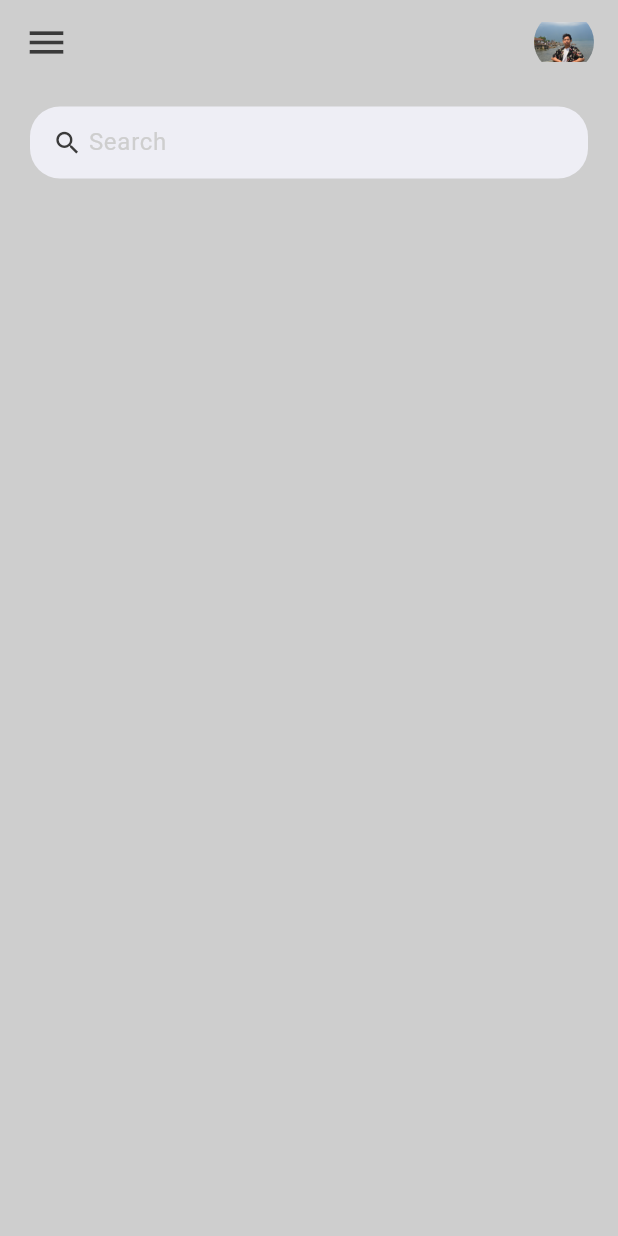
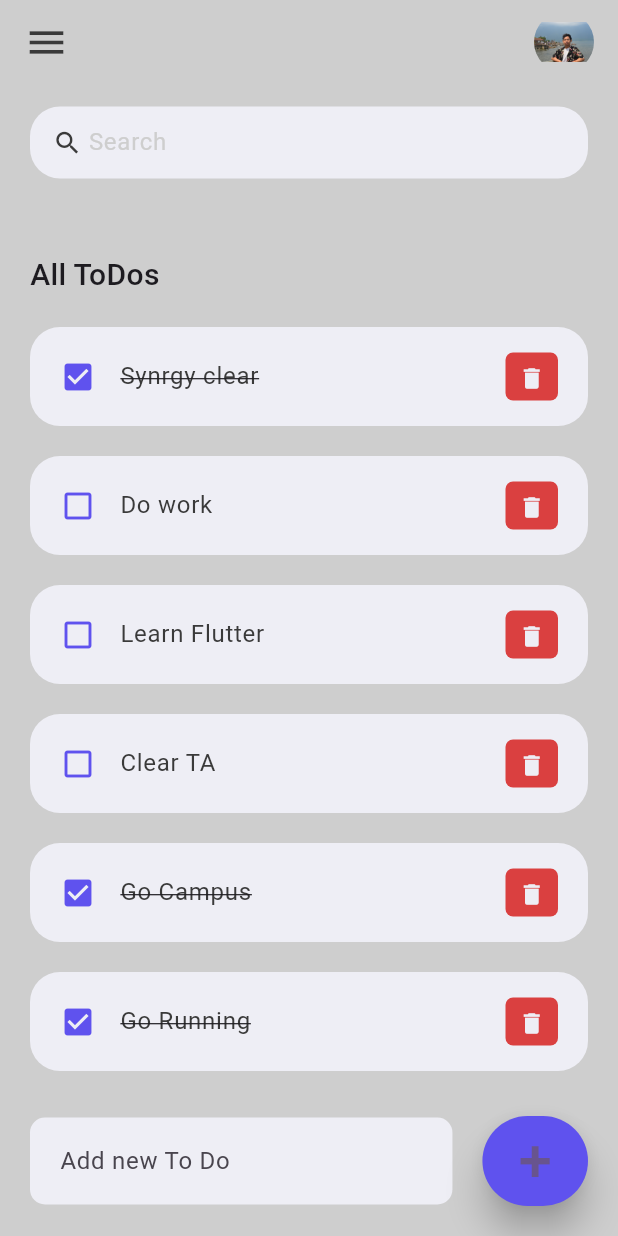
Before and after one commit to AkhasaDyst/ToDoAppFlutter, a Flutter app: the screen it shows after launch, on a phone screen of 412 x 824 dp. Run offline on Flutter 3.47's test engine with Material 3 defaults, Android fonts, the phone set to English and light mode, and no system bars.

Commit message:
finishing ToDoApp using Flutter, can add, delete, search

```diff
--- /dev/null
+++ b/lib/model/todo.dart
@@ -0,0 +1,25 @@
+class Todo {
+  String? id;
+  String? todoText;
+  bool isDone;
+
+  Todo({
+    required this.id,
+    required this.todoText,
+    this.isDone = false,
+  });
+
+  static List<Todo> todolist(){
+    return [
+      Todo(id: '01', todoText: 'Go Running', isDone: true),
+      Todo(id: '02', todoText: 'Go Campus', isDone: true),
+      Todo(id: '03', todoText: 'Clear TA'),
+      Todo(id: '04', todoText: 'Learn Flutter'),
+      Todo(id: '05', todoText: 'Do work'),
+      Todo(id: '06', todoText: 'Synrgy clear', isDone: true),
+    ];
+  }
+
+
+
+}
--- a/lib/view/home.dart
+++ b/lib/view/home.dart
@@ -1,9 +1,27 @@
 import 'package:flutter/cupertino.dart';
 import 'package:todo_app_flutter/constants/colors.dart';
 import 'package:flutter/material.dart';
+import 'package:todo_app_flutter/widgets/todo_item.dart';
+import '../model/todo.dart';
 
-class Home extends StatelessWidget {
+class Home extends StatefulWidget {
+
   const Home({super.key});
+
+  @override
+  State<Home> createState() => _HomeState();
+}
+
+class _HomeState extends State<Home> {
+  final todoLists = Todo.todolist();
+  List<Todo> _foundTodo = [];
+  final _todoController = TextEditingController();
+
+  @override
+  void initState() {
+    _foundTodo = todoLists;
+    super.initState();
+  }
 
   // This widget is the root of your application.
   @override
@@ -11,15 +29,125 @@ class Home extends StatelessWidget {
     return Scaffold(
       backgroundColor: crGrey,
       appBar: _buildAppBar(),
-      body: Container(
+      body: Stack(
+        children: [
+          Container(
             padding: EdgeInsets.symmetric(horizontal: 20, vertical: 15),
             child: Column(
               children: [
-            searchBox()
+                searchBox(),
+                Expanded(
+                  child: ListView(
+                    children: [
+                      Container(
+                        margin: EdgeInsets.only(top: 50,bottom: 20),
+                        child: Text('All ToDos', style: TextStyle(
+                          fontSize: 20,
+                          fontWeight: FontWeight.w500,
+                        ),),
+                      ),
+                      for (Todo todoo in _foundTodo.reversed)
+                        TodoItem(
+                          todo: todoo,
+                          onTodoChange: _handleTodoChange,
+                          onDeleteItem: _deleteTodoItem,
+                        ),
                     ],
                   ),
                 ),
+              ],
+            ),
+          ),
+          Align(
+            alignment: Alignment.bottomCenter,
+            child: Row(
+              children: [
+                Expanded(child: Container(margin: EdgeInsets.only(
+                    bottom: 20,
+                    right: 20,
+                    left: 20
+                  ),
+                  padding: EdgeInsets.symmetric(horizontal: 20, vertical: 5),
+                  decoration: BoxDecoration(
+                    color: crWhite,
+                    boxShadow: const [BoxShadow(
+                      color: crGrey,
+                      offset: Offset(0.0, 0.0),
+                      blurRadius: 10.0,
+                      spreadRadius: 0.0,
+                    ),],
+                    borderRadius: BorderRadius.circular(10),
+                  ),
+                  child: TextField(
+                    controller: _todoController,
+                    decoration: InputDecoration(
+                      hintText: 'Add new To Do',
+                      border: InputBorder.none,
+                    ),
+                  ),
+                ),
+                ),
+                Container(
+                  margin: EdgeInsets.only(bottom: 20,right: 20),
+                  child: ElevatedButton(
+                      onPressed: (){
+                        _addTodoItem(_todoController.text);
+                      },
+                      child: Text('+', style: TextStyle(fontSize: 40),),
+                      style: ElevatedButton.styleFrom(
+                        backgroundColor: crBlue,
+                        minimumSize: Size(60, 60),
+                        elevation: 10,
+                      ),
+
+                  ),
+                )
+              ],
+            ),
+          )
+        ],
+      )
     );
+  }
+
+  void _handleTodoChange(Todo todoo){
+    setState(() {
+      todoo.isDone = !todoo.isDone;
+    });
+  }
+
+  void _deleteTodoItem(String id){
+    setState(() {
+      todoLists.removeWhere((item) => item.id == id);
+    });
+  }
+
+  void _addTodoItem(String todoo){
+    setState(() {
+      todoLists.add(Todo(
+          id: DateTime.now().millisecondsSinceEpoch.toString(),
+          todoText: todoo
+      ));
+    });
+    _todoController.clear();
+  }
+
+  void _runFilter(String keyword){
+    List<Todo> results = [];
+    if (keyword.isEmpty){
+      results = todoLists;
+    } else {
+      results = todoLists
+          .where((item)=>item.todoText!
+            .toLowerCase()
+            .contains(keyword.toLowerCase()))
+          .toList();
+    }
+
+    setState(() {
+      _foundTodo = results;
+    });
+
   }
 
   Widget searchBox() {
@@ -30,6 +158,7 @@ class Home extends StatelessWidget {
           borderRadius: BorderRadius.circular(20)
       ),
       child: TextField(
+        onChanged: (value) => _runFilter(value),
         decoration: InputDecoration(
             contentPadding: EdgeInsets.all(0),
             prefixIcon: Icon(
--- /dev/null
+++ b/lib/widgets/todo_item.dart
@@ -0,0 +1,52 @@
+import 'package:flutter/material.dart';
+import 'package:todo_app_flutter/constants/colors.dart';
+
+import '../model/todo.dart';
+
+class TodoItem extends StatelessWidget {
+  final Todo todo;
+  final onTodoChange;
+  final onDeleteItem;
+
+  const TodoItem({super.key, required this.todo, required this.onTodoChange, required this.onDeleteItem});
+
+  @override
+  Widget build(BuildContext context) {
+    return Container(
+      margin: EdgeInsets.only(bottom: 20),
+      child: ListTile(
+        onTap: (){
+          //print('Clicked on Todo.');
+          onTodoChange(todo);
+        },
+        shape: RoundedRectangleBorder(
+          borderRadius: BorderRadius.circular(20),
+        ),
+        contentPadding: EdgeInsets.symmetric(horizontal: 20, vertical: 5),
+        tileColor: crWhite,
+        leading: Icon(todo.isDone? Icons.check_box : Icons.check_box_outline_blank, color: crBlue,),
+        title: Text(todo.todoText!, style: TextStyle(fontSize: 16, color: crBlack, decoration: todo.isDone? TextDecoration.lineThrough : null),
+        ),
+        trailing: Container(
+          padding: EdgeInsets.all(0),
+          margin: EdgeInsets.symmetric(vertical: 12),
+          height: 35,
+          width: 35,
+          decoration: BoxDecoration(
+            color: crRed,
+            borderRadius: BorderRadius.circular(5)
+          ),
+          child: IconButton(
+            color: crWhite,
+            iconSize: 18,
+            icon: Icon(Icons.delete),
+            onPressed: (){
+              print('Click on delete');
+              onDeleteItem(todo.id);
+            },
+          ),
+        ),
+      ),
+    );
+  }
+}
--- a/pubspec.yaml
+++ b/pubspec.yaml
@@ -45,7 +45,7 @@ dev_dependencies:
   # activated in the `analysis_options.yaml` file located at the root of your
   # package. See that file for information about deactivating specific lint
   # rules and activating additional ones.
-  flutter_lints: ^3.0.0
+  flutter_lints: ^4.0.0
 
 # For information on the generic Dart part of this file, see the
 # following page: https://dart.dev/tools/pub/pubspec
```
Also changed, not shown: pubspec.lock, 1 other file. Lines whose indentation alone changed are shown as unchanged.
